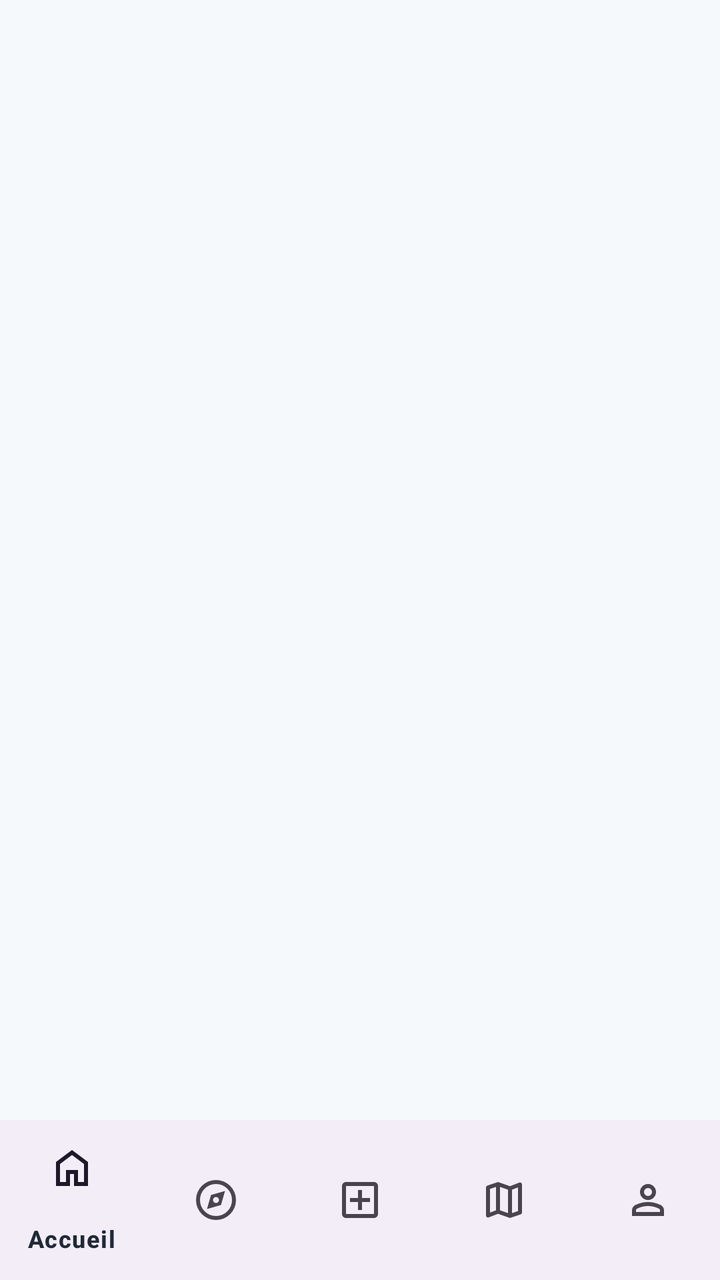
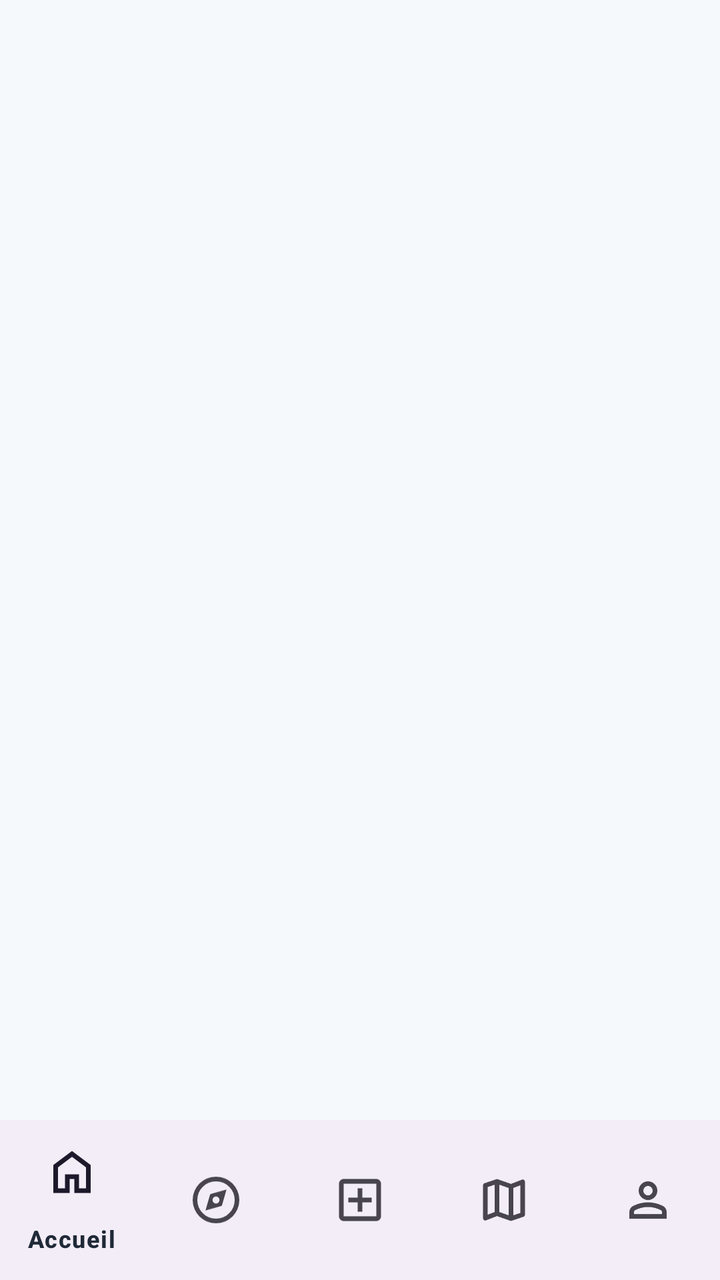

The first picture is an Android layout as it rendered before a commit; the second is the same layout after the commit. The layout source and the unified diff follow.
<!-- AndroidManifest.xml: application theme Theme.Traveling -->
<!-- res/layout/activity_main.xml -->
<?xml version="1.0" encoding="utf-8"?>
<LinearLayout xmlns:android="http://schemas.android.com/apk/res/android"
    xmlns:app="http://schemas.android.com/apk/res-auto"
    android:layout_width="match_parent"
    android:layout_height="match_parent"
    android:orientation="vertical">

    <FrameLayout
        android:id="@+id/fragment_container"
        android:layout_width="match_parent"
        android:layout_height="0dp"
        android:layout_weight="1" />

    <com.google.android.material.bottomnavigation.BottomNavigationView
        android:id="@+id/bottom_navigation"
        android:layout_width="match_parent"
        android:layout_height="wrap_content"
        app:menu="@menu/bottom_nav_menu" />

</LinearLayout>
<!-- resources referenced by this layout -->
<resources>
  <style name="Theme.Traveling" parent="Base.Theme.Traveling" />
  <style name="Base.Theme.Traveling" parent="Theme.Material3.DayNight.NoActionBar">
          <item name="colorPrimary">@color/travel_primary</item>
          <item name="colorOnPrimary">@color/travel_on_primary</item>
  
          <item name="colorSecondary">@color/travel_secondary</item>
          <item name="colorOnSecondary">@color/travel_on_secondary</item>
  
          <item name="colorTertiary">@color/travel_tertiary</item>
          <item name="colorOnTertiary">@color/travel_on_tertiary</item>
  
          <item name="android:colorBackground">@color/travel_background</item>
          <item name="colorSurface">@color/travel_surface</item>
          <item name="colorOnSurface">@color/travel_on_surface</item>
      </style>
  <color name="travel_primary">#1565C0</color>
  <color name="travel_on_primary">#FFFFFF</color>
  <color name="travel_secondary">#26A69A</color>
  <color name="travel_on_secondary">#FFFFFF</color>
  <color name="travel_tertiary">#FFB74D</color>
  <color name="travel_on_tertiary">#1F2937</color>
  <color name="travel_background">#F6F9FC</color>
  <color name="travel_surface">#FFFFFF</color>
  <color name="travel_on_surface">#1F2937</color>
</resources>

<!-- the commit's change to res/layout/activity_main.xml (unified diff, before → after) -->
@@ -15,6 +15,7 @@
         android:id="@+id/bottom_navigation"
         android:layout_width="match_parent"
         android:layout_height="wrap_content"
+        app:itemIconSize="28dp"
         app:menu="@menu/bottom_nav_menu" />
 
 </LinearLayout>
